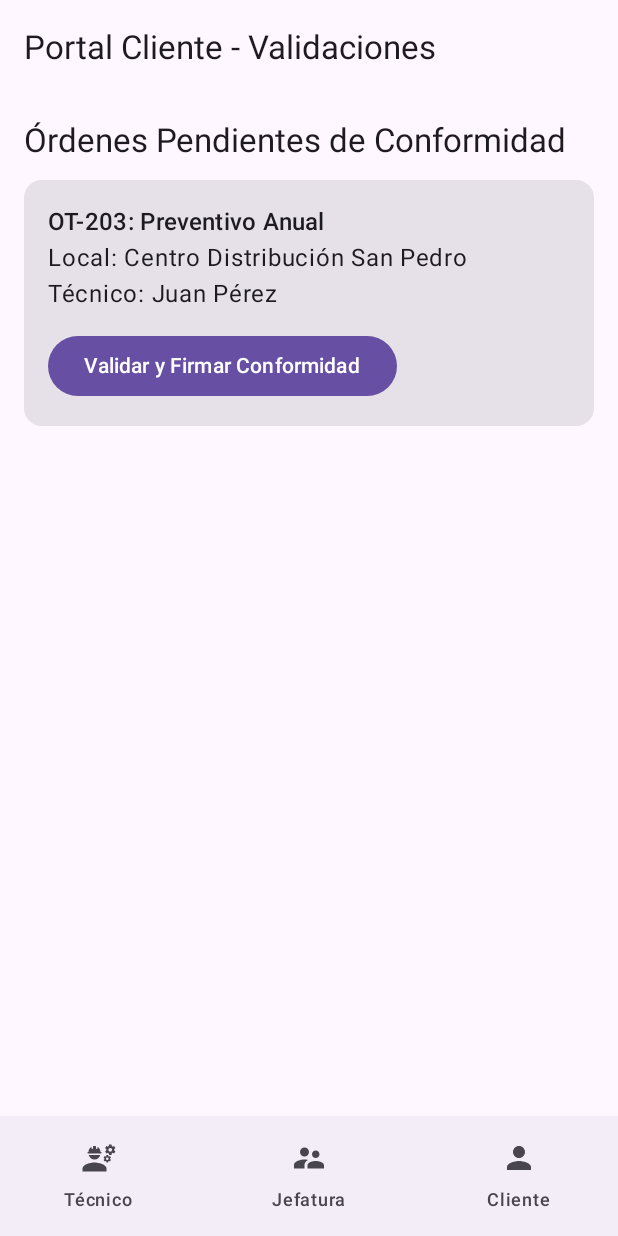
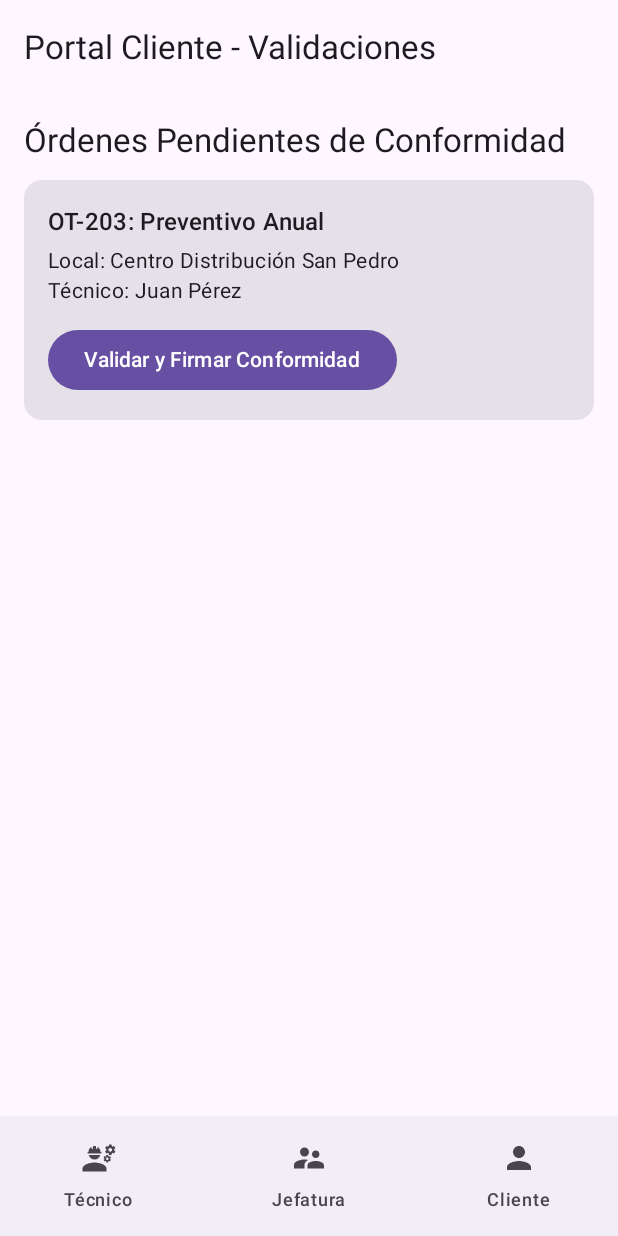
Before and after one commit to ariesxtduoc/movil_2026, an Android app built with Jetpack Compose: the ClienteScreen screen opened through its navigation route, on a phone screen of 412 x 824 dp. Run offline under Robolectric (Android 15) with nearby library versions, the phone set to English and light mode, and no system bars.

Commit message:
feat: entrega final proyecto ACIS

```diff
--- a/app/src/main/java/com/example/android_16/navigaton/AppNavigation.kt
+++ b/app/src/main/java/com/example/android_16/navigaton/AppNavigation.kt
@@ -12,8 +12,12 @@ import androidx.lifecycle.viewmodel.compose.viewModel
 import androidx.navigation.NavType
 import androidx.navigation.compose.*
 import androidx.navigation.navArgument
+import com.example.android_16.ui.screens.ClienteScreen
+import com.example.android_16.ui.screens.DetalleOtScreen
+import com.example.android_16.ui.screens.FormularioCierreScreen
+import com.example.android_16.ui.screens.JefaturaScreen
+import com.example.android_16.ui.screens.ListaOtScreen
 import com.example.android_16.ui.theme.OtViewModel
-import com.example.android_16.uii.*
 
 sealed class Screen(val route: String) {
     object ListaOT : Screen("lista_ot")
--- a/app/src/main/java/com/example/android_16/uii/ClenteScreen.kt
+++ b/app/src/main/java/com/example/android_16/ui/screens/ClenteScreen.kt
@@ -1,4 +1,4 @@
-package com.example.android_16.uii
+package com.example.android_16.ui.screens
 
 import androidx.compose.foundation.layout.*
 import androidx.compose.material3.*
@@ -19,12 +19,13 @@ fun ClienteScreen() {
             Text("Órdenes Pendientes de Conformidad", style = MaterialTheme.typography.titleLarge)
             Spacer(modifier = Modifier.height(12.dp))
 
-            // Validación de conformidad del cliente[cite: 2]
+            // Validación de conformidad del cliente
             Card(modifier = Modifier.fillMaxWidth()) {
                 Column(modifier = Modifier.padding(16.dp)) {
                     Text("OT-203: Preventivo Anual", style = MaterialTheme.typography.titleMedium)
-                    Text("Local: Centro Distribución San Pedro")
-                    Text("Técnico: Juan Pérez")
+                    Spacer(modifier = Modifier.height(4.dp))
+                    Text("Local: Centro Distribución San Pedro", style = MaterialTheme.typography.bodyMedium)
+                    Text("Técnico: Juan Pérez", style = MaterialTheme.typography.bodyMedium)
 
                     Spacer(modifier = Modifier.height(12.dp))
 
--- a/app/src/main/java/com/example/android_16/uii/DetalleOtScreen.kt
+++ b/app/src/main/java/com/example/android_16/ui/screens/DetalleOtScreen.kt
@@ -1,4 +1,4 @@
-package com.example.android_16.uii
+package com.example.android_16.ui.screens
 
 import androidx.compose.foundation.layout.*
 import androidx.compose.foundation.rememberScrollState
--- a/app/src/main/java/com/example/android_16/uii/FormularioCierreScreen.kt
+++ b/app/src/main/java/com/example/android_16/ui/screens/FormularioCierreScreen.kt
@@ -1,4 +1,4 @@
-package com.example.android_16.uii
+package com.example.android_16.ui.screens
 
 import androidx.compose.foundation.layout.*
 import androidx.compose.foundation.rememberScrollState
--- a/app/src/main/java/com/example/android_16/uii/JefaturaScreen.kt
+++ b/app/src/main/java/com/example/android_16/ui/screens/JefaturaScreen.kt
@@ -1,4 +1,4 @@
-package com.example.android_16.uii
+package com.example.android_16.ui.screens
 
 import androidx.compose.foundation.layout.*
 import androidx.compose.material3.*
@@ -17,13 +17,14 @@ fun JefaturaScreen() {
             Text("Control de Operaciones", style = MaterialTheme.typography.titleLarge)
             Spacer(modifier = Modifier.height(12.dp))
 
-            // Panel para verificar cumplimiento de SLA contratados[cite: 1, 3]
+            // Panel para verificar cumplimiento de SLA contratados
             Card(
                 modifier = Modifier.fillMaxWidth(),
                 colors = CardDefaults.cardColors(containerColor = Color(0xFFE3F2FD))
             ) {
                 Column(modifier = Modifier.padding(16.dp)) {
                     Text("Cumplimiento Global de SLA", style = MaterialTheme.typography.titleMedium)
+                    Spacer(modifier = Modifier.height(4.dp))
                     Text("92% de órdenes atendidas a tiempo", style = MaterialTheme.typography.headlineMedium, color = Color(0xFF1565C0))
                 }
             }
--- a/app/src/main/java/com/example/android_16/uii/ListaOtScreen.kt
+++ b/app/src/main/java/com/example/android_16/ui/screens/ListaOtScreen.kt
@@ -1,4 +1,4 @@
-package com.example.android_16.uii
+package com.example.android_16.ui.screens
 
 import androidx.compose.foundation.layout.*
 import androidx.compose.foundation.lazy.LazyColumn
@@ -35,7 +35,7 @@ fun ListaOtScreen(
             .padding(16.dp)
     ) {
         Text(
-            text = "Gestión de Órdenes ACIS.",
+            text = "Gestión de Órdenes ACIS",
             style = MaterialTheme.typography.headlineMedium,
             fontWeight = FontWeight.Bold,
             modifier = Modifier.padding(bottom = 12.dp)
```
Also changed, not shown: app/src/main/AndroidManifest.xml (+11 -3 lines), app/src/main/java/com/example/android_16/viewmodel/ordentrabajo.kt (added, +13 -0 lines), app/src/main/res/layout/activity_main.xml (added, +34 -0 lines).
